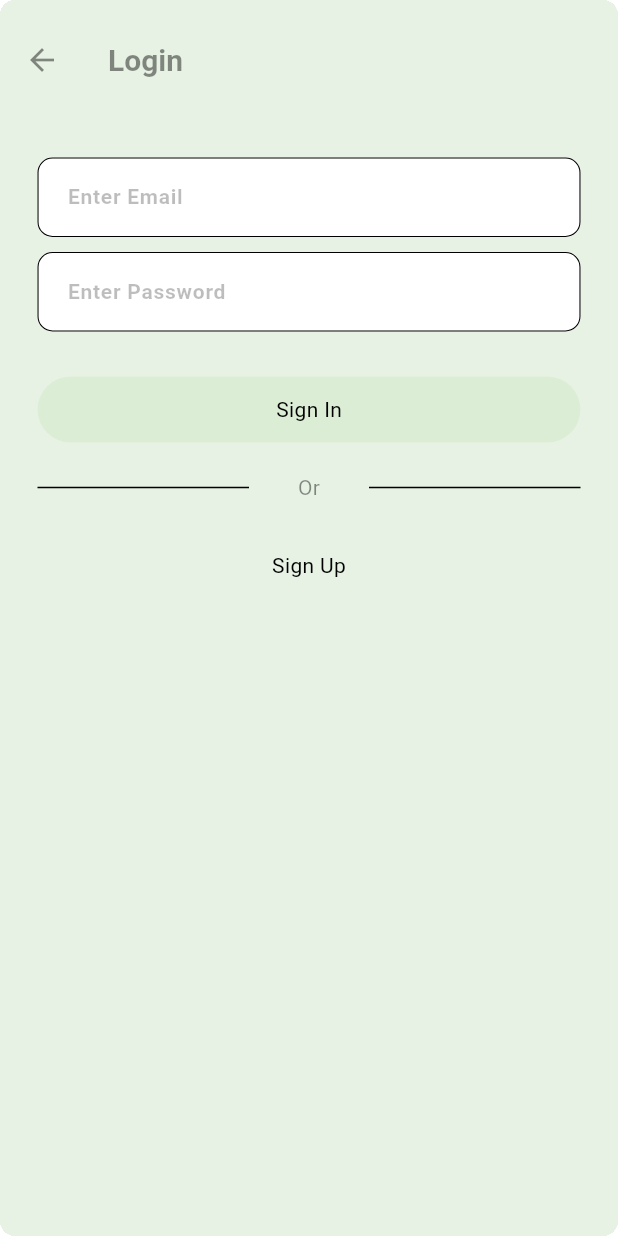
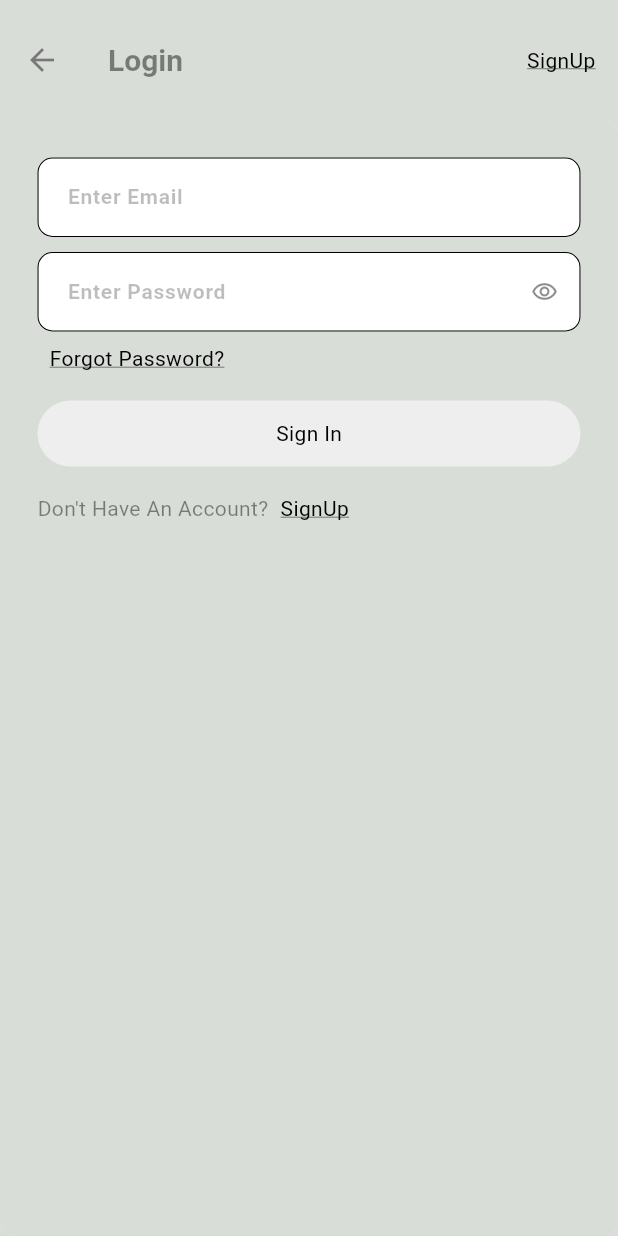
Before and after one commit to navchagani/monsterSmoke, a Flutter app: the screen it shows after launch, in the side drawer, after a tap on "Sign In", on a phone screen of 412 x 824 dp. Run offline on Flutter 3.47's test engine with Material 3 defaults, Android fonts, the phone set to English and light mode, and no system bars; our stand-ins replace bloc, dio, equatable, flutter_bloc, get_it, retrofit and 1 more; missing offline and left inert: flutter_inappwebview; generated files the repository leaves out were written again; network calls fail.

Commit message:
changes made 17.05 v2

```diff
--- a/lib/core/widgets/CustomButton.dart
+++ b/lib/core/widgets/CustomButton.dart
@@ -35,7 +35,7 @@ class CustomButton extends StatelessWidget {
           ? Colors.transparent
           : enabled ?? true
               ? backgroundColor ?? Colors.transparent
-              : Theme.of(context).colorScheme.primary.withOpacity(0.1),
+              : Theme.of(context).focusColor,
       clipBehavior: Clip.hardEdge,
       child: InkWell(
         onTap: enabled ?? true ? onTap : null,
--- /dev/null
+++ b/lib/core/widgets/CustomLinkButton.dart
@@ -0,0 +1,30 @@
+import 'package:flutter/material.dart';
+
+class CustomLinkButton extends StatelessWidget {
+  final Function() onTap;
+  final String text;
+  final EdgeInsets? padding;
+  final Color? textColor;
+  const CustomLinkButton(
+      {super.key,
+      required this.onTap,
+      required this.text,
+      this.padding,
+      this.textColor});
+
+  @override
+  Widget build(BuildContext context) {
+    return Padding(
+      padding: padding ?? const EdgeInsets.all(8.0),
+      child: GestureDetector(
+          onTap: onTap,
+          child: Text(
+            text.toString(),
+            style: TextStyle(
+                color: textColor ?? Theme.of(context).colorScheme.onBackground,
+                decorationStyle: TextDecorationStyle.solid,
+                decoration: TextDecoration.underline),
+          )),
+    );
+  }
+}
--- a/lib/features/Auth/domain/repositories/AuthRepo.dart
+++ b/lib/features/Auth/domain/repositories/AuthRepo.dart
@@ -7,4 +7,10 @@ abstract class AuthRepo {
       {required String email, required String password});
   Future<DataStates<CustomerModel?>> signUp(
       {required CreateCustomerModel createCustomerModel});
+  Future<DataStates<void>> resetPassword(
+      {required String? email, required String? token});
+  Future<DataStates<void>> changePassword(
+      {required String? oldPassword,
+      required String? password,
+      required String? newPassword});
 }
--- a/lib/features/Auth/presentation/pages/AuthActionPage.dart
+++ b/lib/features/Auth/presentation/pages/AuthActionPage.dart
@@ -1,6 +1,7 @@
 import 'package:flutter/material.dart';
 import 'package:flutter_bloc/flutter_bloc.dart';
 import 'package:monstersmoke/core/blocs/CustomBlocs.dart';
+import 'package:monstersmoke/core/widgets/CustomLinkButton.dart';
 import 'package:monstersmoke/features/Auth/presentation/pages/Login.dart';
 import 'package:monstersmoke/features/Auth/presentation/pages/SignUp.dart';
 
@@ -9,12 +10,55 @@ class AuthActionPage extends StatelessWidget {
 
   @override
   Widget build(BuildContext context) {
-    return BlocBuilder<AuthAction, bool>(builder: ((context, state) {
-      if (!state) {
+    return BlocBuilder<AuthAction, bool>(
+      builder: (context, isSignUp) {
+        return Scaffold(
+            appBar: AppBar(
+              title: buildTitle(isSignUp: isSignUp),
+              actions: [buildAction(isSignUp: isSignUp)],
+            ),
+            body: buildbody(isSignUp: isSignUp));
+      },
+    );
+  }
+
+  Widget buildTitle({required bool isSignUp}) => Builder(builder: (context) {
+        if (isSignUp) {
+          return const Text('SignUp');
+        }
+
+        return const Text('Login');
+      });
+
+  Widget buildbody({required bool isSignUp}) => Builder(builder: (context) {
+        if (isSignUp) {
+          return const SignUpPage();
+        }
+
         return const LoginPage();
-      }
+      });
 
-      return const SignUpPage();
-    }));
+  Widget buildAction({required bool isSignUp}) => Builder(builder: (context) {
+        if (isSignUp) {
+          return CustomLinkButton(
+              padding: const EdgeInsets.all(15.0),
+              onTap: () => onMoveToLogin(context),
+              text: 'Login');
+        }
+
+        return CustomLinkButton(
+            padding: const EdgeInsets.all(15.0),
+            onTap: () => onMoveToSignIn(context),
+            text: 'SignUp');
+      });
+
+  onMoveToSignIn(BuildContext context) {
+    AuthAction bloc = BlocProvider.of<AuthAction>(context);
+    bloc.add(true);
+  }
+
+  onMoveToLogin(BuildContext context) {
+    AuthAction bloc = BlocProvider.of<AuthAction>(context);
+    bloc.add(false);
   }
 }
--- a/lib/features/Auth/presentation/pages/Login.dart
+++ b/lib/features/Auth/presentation/pages/Login.dart
@@ -1,4 +1,3 @@
-
 import 'package:flutter/material.dart';
 import 'package:flutter_bloc/flutter_bloc.dart';
 import 'package:monstersmoke/Decorations/Decorations.dart';
@@ -6,6 +5,7 @@ import 'package:monstersmoke/core/blocs/CustomBlocs.dart';
 import 'package:monstersmoke/core/widgets/CustomButton.dart';
 import 'package:monstersmoke/core/widgets/CustomDialog.dart';
 import 'package:monstersmoke/core/widgets/CustomIniputField.dart';
+import 'package:monstersmoke/core/widgets/CustomLinkButton.dart';
 import 'package:monstersmoke/features/Auth/presentation/bloc/SignInBloc/sign_in_bloc_bloc.dart';
 import 'package:monstersmoke/features/Customer/presentation/bloc/GetCustomerBloc/customer_bloc_bloc.dart';
 
@@ -19,6 +19,8 @@ class LoginPage extends StatefulWidget {
 class _LoginPageState extends State<LoginPage> {
   final emailController = TextEditingController();
   final passwordController = TextEditingController();
+
+  bool showPass = true;
 
   @override
   Widget build(BuildContext context) {
@@ -58,18 +60,12 @@ class _LoginPageState extends State<LoginPage> {
                 .showErrorDialog();
           }
         },
-        child: ConstrainedBox(
-          constraints: BoxConstraints(
-              maxHeight: 450,
-              minHeight: 100,
-              maxWidth: MediaQuery.of(context).size.width * 0.7),
-          child: Material(
-            borderRadius: BorderRadius.circular(10.0),
-            clipBehavior: Clip.hardEdge,
-            child: Scaffold(
-              appBar: appBar(),
-              body: body(),
-            ),
+        child: Material(
+          borderRadius: BorderRadius.circular(10.0),
+          clipBehavior: Clip.hardEdge,
+          child: Scaffold(
+            // appBar: appBar(),
+            body: body(),
           ),
         ),
       ),
@@ -95,13 +91,18 @@ class _LoginPageState extends State<LoginPage> {
           ),
           Decorations.height10,
           CustomInputField(
+              icon: IconButton(
+                  onPressed: onShowPass,
+                  icon: !showPass
+                      ? const Icon(Icons.remove_red_eye_sharp)
+                      : const Icon(Icons.remove_red_eye_outlined)),
+              toHide: showPass,
               labelText: 'Password',
               hintText: 'Enter Password',
               controller: passwordController,
               onChanged: onPasswordChanged),
-          const SizedBox(
-            height: 30.0,
-          ),
+          CustomLinkButton(onTap: onForgotPassword, text: 'Forgot Password?'),
+          Decorations.height10,
           CustomButton(
             onTap: onSignIn,
             text: 'Sign In',
@@ -110,28 +111,20 @@ class _LoginPageState extends State<LoginPage> {
             backgroundColor: Theme.of(context).colorScheme.primary,
             textColor: Colors.white,
           ),
-          const SizedBox(
-            height: 20.0,
-          ),
-          const Row(
+          Decorations.height10,
+          Row(
             children: [
-              Expanded(child: Divider()),
-              SizedBox(
-                width: 80,
-                child: Center(child: Text('Or')),
-              ),
-              Expanded(child: Divider())
+              const Text('Don\'t Have An Account?'),
+              CustomLinkButton(
+                onTap: onMoveToSignUp,
+                text: 'SignUp',
+                textColor: Theme.of(context).colorScheme.secondary,
+              )
             ],
           ),
           const SizedBox(
-            height: 20.0,
+            height: 30.0,
           ),
-          CustomButton(
-            onTap: onMoveToSignUp,
-            isBordered: true,
-            text: 'Sign Up',
-            enabled: true,
-          )
         ],
       );
 
@@ -149,4 +142,12 @@ class _LoginPageState extends State<LoginPage> {
     bloc.add(SignInEvent(
         email: emailController.text, password: passwordController.text));
   }
+
+  onForgotPassword() {}
+
+  void onShowPass() {
+    setState(() {
+      showPass = !showPass;
+    });
+  }
 }
--- a/lib/features/Theme/LightTheme.dart
+++ b/lib/features/Theme/LightTheme.dart
@@ -131,7 +131,7 @@ class MonsterThemes {
       ),
       iconTheme:
           IconThemeData(color: Colors.black45.withOpacity(0.45), size: 24),
-      scaffoldBackgroundColor: const Color.fromARGB(255, 231, 242, 228),
+      scaffoldBackgroundColor: const Color.fromARGB(255, 217, 221, 216),
       tabBarTheme: TabBarTheme(
           indicator: BoxDecoration(
               color: Colors.purple, borderRadius: BorderRadius.circular(100.0)),
```
Also changed, not shown: lib/features/Auth/data/datasources/AuthApi.dart (+10 -0 lines), lib/features/Auth/data/repositories/AuthRepoImp.dart (+46 -0 lines), lib/features/Auth/presentation/pages/SignUp.dart (+2 -31 lines), lib/features/Auth/data/datasources/AuthApi.g.dart.
